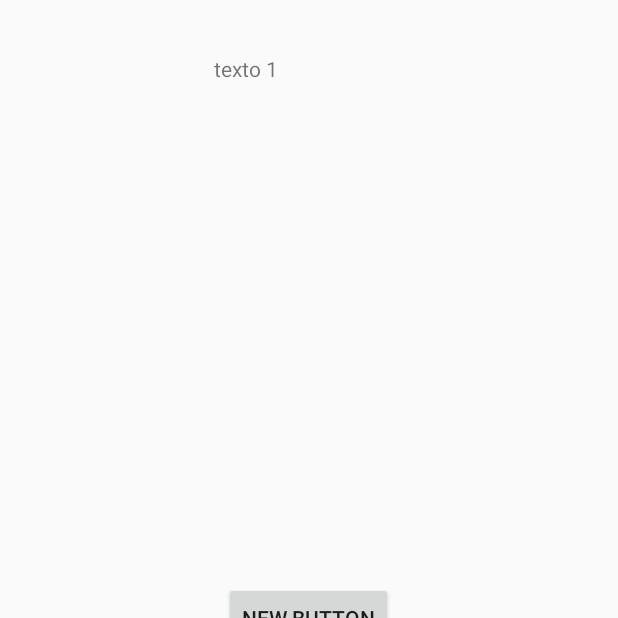
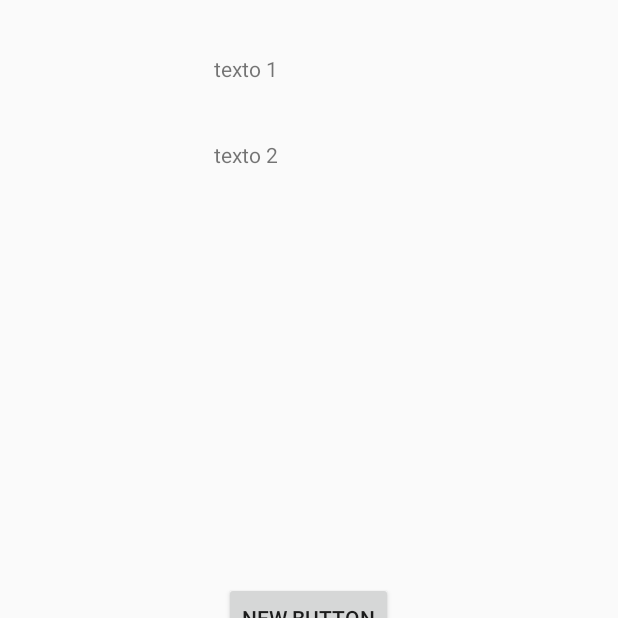
Before and after one commit to EjemplosAndroid/PruebaGitHub, an Android app: the screen it shows after launch (MainActivity), on a phone screen of 412 x 824 dp, the top half of it. Run offline under Robolectric (Android 15) with nearby library versions, the phone set to English and light mode, and no system bars.

Commit message:
add texto 2

```diff
--- a/app/src/main/res/layout/activity_main.xml
+++ b/app/src/main/res/layout/activity_main.xml
@@ -43,4 +43,14 @@
         android:layout_alignLeft="@+id/checkBox"
         android:layout_alignStart="@+id/checkBox" />
 
+    <TextView
+        android:layout_width="wrap_content"
+        android:layout_height="wrap_content"
+        android:text="texto 2"
+        android:id="@+id/textView2"
+        android:layout_below="@+id/textView"
+        android:layout_alignLeft="@+id/textView"
+        android:layout_alignStart="@+id/textView"
+        android:layout_marginTop="38dp" />
+
 </RelativeLayout>
```
